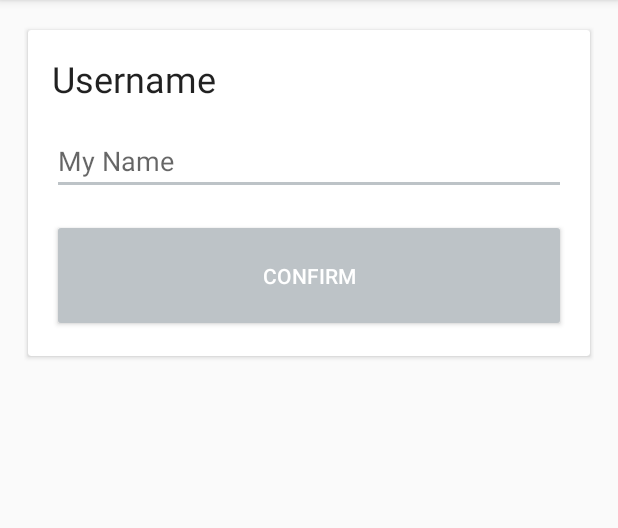
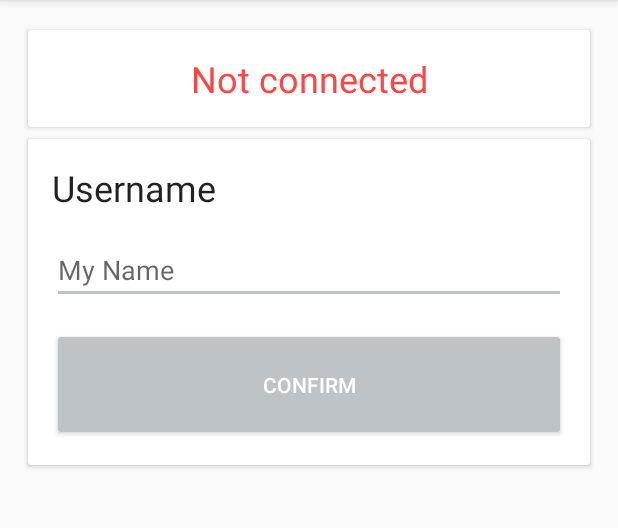
Before and after one commit to EdwinVanRooij/camel-race-client, an Android app: the screen it shows after launch (SocketActivity), after a tap on "JOIN!", on a phone screen of 412 x 824 dp, the part 84-612 px from its top. Run offline under Robolectric (Android 15) with nearby library versions, the light colour scheme and no system bars; our stand-ins replace ButterKnife; libraries missing offline, so code that uses them is left out: org.parceler; 2 statements that could not run were skipped.

Commit message:
functional connected or not connected stating in entername fragment

```diff
--- a/app/build.gradle
+++ b/app/build.gradle
@@ -25,7 +25,8 @@ dependencies {
         exclude group: 'com.android.support', module: 'support-annotations'
     })
     compile 'com.android.support:appcompat-v7:25.3.1'
-//https://medium.com/@ssaurel/learn-to-use-websockets-on-android-with-okhttp-ba5f00aea988
+
+    // https://medium.com/@ssaurel/learn-to-use-websockets-on-android-with-okhttp-ba5f00aea988
     compile 'com.squareup.okhttp3:okhttp:3.6.0'
 
     compile 'com.android.support:cardview-v7:25.3.1'
--- a/app/src/main/java/io/github/edwinvanrooij/camelraceapp/Config.java
+++ b/app/src/main/java/io/github/edwinvanrooij/camelraceapp/Config.java
@@ -6,8 +6,11 @@ package io.github.edwinvanrooij.camelraceapp;
  */
 
 public class Config {
+    public static final String GAME_ID = "url";
 
-    private final static String BACKEND_IP = "192.168.5.115";
+//    private final static String BACKEND_IP = "192.168.5.115";
+    private final static String BACKEND_IP = "172.17.0.1";
+
     private final static int BACKEND_PORT = 8082;
     private final static String BACKEND_PATH = "client";
 
--- a/app/src/main/java/io/github/edwinvanrooij/camelraceapp/ui/MainActivity.java
+++ b/app/src/main/java/io/github/edwinvanrooij/camelraceapp/ui/MainActivity.java
@@ -24,6 +24,7 @@ public class MainActivity extends AppCompatActivity
     NavigationView navigationView;
     @BindView(R.id.drawer_layout)
     DrawerLayout drawer;
+
     @Override
     protected void onCreate(Bundle savedInstanceState) {
         super.onCreate(savedInstanceState);
@@ -42,8 +43,6 @@ public class MainActivity extends AppCompatActivity
     }
 
 
-
-
     @Override
     public void onBackPressed() {
         DrawerLayout drawer = (DrawerLayout) findViewById(R.id.drawer_layout);
@@ -55,7 +54,6 @@ public class MainActivity extends AppCompatActivity
     }
 
 
-    @SuppressWarnings("StatementWithEmptyBody")
     @Override
     public boolean onNavigationItemSelected(MenuItem item) {
         // Handle navigation view item clicks here.
--- a/app/src/main/java/io/github/edwinvanrooij/camelraceapp/ui/MainFragment.java
+++ b/app/src/main/java/io/github/edwinvanrooij/camelraceapp/ui/MainFragment.java
@@ -15,7 +15,7 @@ import butterknife.BindView;
 import butterknife.OnClick;
 import io.github.edwinvanrooij.camelraceapp.R;
 
-import static io.github.edwinvanrooij.camelraceapp.Constants.KEY_URL;
+import static io.github.edwinvanrooij.camelraceapp.Config.GAME_ID;
 
 /**
  * A simple {@link Fragment} subclass.
@@ -25,7 +25,7 @@ public class MainFragment extends BaseFragment {
     @BindView(R.id.etGameId)
     EditText etGameId;
 
-    private String lobby_url;
+    private String gameId;
 
     @Override
     public View onCreateView(LayoutInflater inflater, ViewGroup container, Bundle savedInstanceState) {
@@ -34,15 +34,14 @@ public class MainFragment extends BaseFragment {
 
     @OnClick(R.id.btnJoin)
     public void onButtonJoinClick() {
-        System.out.println("Clicked button join");
-        lobby_url = etGameId.getText().toString();
+        gameId = etGameId.getText().toString();
         startSocketActivity();
     }
 
     private void startSocketActivity() {
         Intent intent = new Intent(getActivity(), SocketActivity.class);
 
-        intent.putExtra(KEY_URL, Parcels.wrap(lobby_url));
+        intent.putExtra(GAME_ID, Parcels.wrap(gameId));
 
         startActivity(intent);
     }
--- a/app/src/main/java/io/github/edwinvanrooij/camelraceapp/ui/SocketActivity.java
+++ b/app/src/main/java/io/github/edwinvanrooij/camelraceapp/ui/SocketActivity.java
@@ -12,27 +12,20 @@ import org.parceler.Parcels;
 import butterknife.ButterKnife;
 import io.github.edwinvanrooij.camelraceapp.R;
 
-import butterknife.BindView;
-import butterknife.ButterKnife;
-import butterknife.OnClick;
-import butterknife.Unbinder;
 import io.github.edwinvanrooij.camelraceapp.Config;
-import io.github.edwinvanrooij.camelraceapp.R;
-import io.github.edwinvanrooij.camelraceapp.ui.SocketActivity;
 import okhttp3.OkHttpClient;
 import okhttp3.Request;
 import okhttp3.Response;
 import okhttp3.WebSocket;
 import okhttp3.WebSocketListener;
 import okio.ByteString;
-import static io.github.edwinvanrooij.camelraceapp.Constants.KEY_URL;
+
+import static io.github.edwinvanrooij.camelraceapp.Config.GAME_ID;
 
 public class SocketActivity extends AppCompatActivity {
 
     private OkHttpClient client;
     private String gameId;
-    private static final String TAG = "SocketActivity";
-//    private final WebSocketConnection mConnection = new WebSocketConnection();
 
     @Override
     protected void onCreate(Bundle savedInstanceState) {
@@ -41,15 +34,15 @@ public class SocketActivity extends AppCompatActivity {
         ButterKnife.bind(this);
 
         client = new OkHttpClient();
-        // Get the url from previous activity
-        gameId = Parcels.unwrap(getIntent().getParcelableExtra(KEY_URL));
-        Toast.makeText(this, String.format("URL is: %s", gameId), Toast.LENGTH_SHORT).show();
+
+        gameId = Parcels.unwrap(getIntent().getParcelableExtra(GAME_ID));
+        Toast.makeText(this, String.format("Game ID: %s", gameId), Toast.LENGTH_SHORT).show();
 
         setFragment(EnterNameFragment.class, false);
 
-        start();
+        connectWebSocket();
     }
-    private void start() {
+    public void connectWebSocket() {
         Request request = new Request.Builder().url(Config.BACKEND_CONNECTION_URL).build();
         EchoWebSocketListener listener = new EchoWebSocketListener();
         WebSocket ws = client.newWebSocket(request, listener);
@@ -70,20 +63,21 @@ public class SocketActivity extends AppCompatActivity {
                 ft.addToBackStack(null);
             }
             ft.setTransition(FragmentTransaction.TRANSIT_FRAGMENT_FADE);
-            ft.replace(R.id.flContent, fragment).commit();
+            ft.replace(R.id.flContent, fragment, fragmentClass.getSimpleName()).commit();
         } catch (Exception e) {
             e.printStackTrace();
         }
     }
+
     private final class EchoWebSocketListener extends WebSocketListener {
         private static final int NORMAL_CLOSURE_STATUS = 1000;
-
         @Override
         public void onOpen(WebSocket webSocket, Response response) {
-            webSocket.send("Hello, it's SSaurel !");
-            webSocket.send("What's up ?");
-            webSocket.send(ByteString.decodeHex("deadbeef"));
-            webSocket.close(NORMAL_CLOSURE_STATUS, "Goodbye !");
+            EnterNameFragment f = (EnterNameFragment) getSupportFragmentManager().findFragmentByTag(EnterNameFragment.class.getSimpleName());
+            if (f != null) {
+                f.onConnected();
+            }
+            System.out.println("Open connection on client.");
         }
 
         @Override
@@ -100,6 +94,11 @@ public class SocketActivity extends AppCompatActivity {
         public void onClosing(WebSocket webSocket, int code, String reason) {
             webSocket.close(NORMAL_CLOSURE_STATUS, null);
             System.out.println("Closing : " + code + " / " + reason);
+
+            EnterNameFragment f = (EnterNameFragment) getSupportFragmentManager().findFragmentByTag(EnterNameFragment.class.getSimpleName());
+            if (f != null) {
+                f.onDisconnected();
+            }
         }
 
         @Override
--- a/app/src/main/res/layout/fragment_enter_name.xml
+++ b/app/src/main/res/layout/fragment_enter_name.xml
@@ -1,9 +1,31 @@
-<FrameLayout xmlns:android="http://schemas.android.com/apk/res/android"
+<LinearLayout xmlns:android="http://schemas.android.com/apk/res/android"
     xmlns:app="http://schemas.android.com/apk/res-auto"
-    xmlns:tools="http://schemas.android.com/tools"
     android:layout_width="match_parent"
+    android:orientation="vertical"
     android:layout_height="match_parent">
 
+    <android.support.v7.widget.CardView
+        android:layout_width="match_parent"
+        android:layout_height="wrap_content"
+        app:cardUseCompatPadding="true">
+
+        <LinearLayout
+            android:layout_width="match_parent"
+            android:layout_height="wrap_content"
+            android:orientation="vertical">
+
+            <TextView
+                android:id="@+id/tvTitleConnect"
+                android:textAlignment="center"
+                android:layout_width="match_parent"
+                android:layout_height="wrap_content"
+                android:layout_margin="@dimen/spacing_large"
+                android:text="@string/title_connection"
+                android:textColor="@android:color/holo_red_light"
+                android:textAppearance="@style/TextAppearance.AppCompat.Headline" />
+        </LinearLayout>
+
+    </android.support.v7.widget.CardView>
     <android.support.v7.widget.CardView
         android:layout_width="match_parent"
         android:layout_height="wrap_content"
@@ -46,4 +68,4 @@
 
     </android.support.v7.widget.CardView>
 
-</FrameLayout>
+</LinearLayout>
--- a/app/src/main/res/values/strings.xml
+++ b/app/src/main/res/values/strings.xml
@@ -45,4 +45,8 @@
     <string name="wait2_title">Wait till next round...</string>
     <string name="wait2_description">The host is now busy filling in information...</string>
     <string name="title_game_id">Game ID</string>
+    <string name="button_connect">Connect</string>
+    <string name="title_connection">Not connected</string>
+    <string name="disconnected">Disconnected</string>
+    <string name="connected">Connected!</string>
 </resources>
```
Also changed, not shown: app/src/main/java/io/github/edwinvanrooij/camelraceapp/Constants.java (deleted, +0 -10 lines), app/src/main/java/io/github/edwinvanrooij/camelraceapp/domain/Event.java (added, +43 -0 lines), app/src/main/java/io/github/edwinvanrooij/camelraceapp/domain/Player.java (added, +32 -0 lines), app/src/main/java/io/github/edwinvanrooij/camelraceapp/domain/PlayerJoinRequest.java (added, +32 -0 lines), app/src/main/java/io/github/edwinvanrooij/camelraceapp/ui/EnterNameFragment.java (+29 -11 lines).
